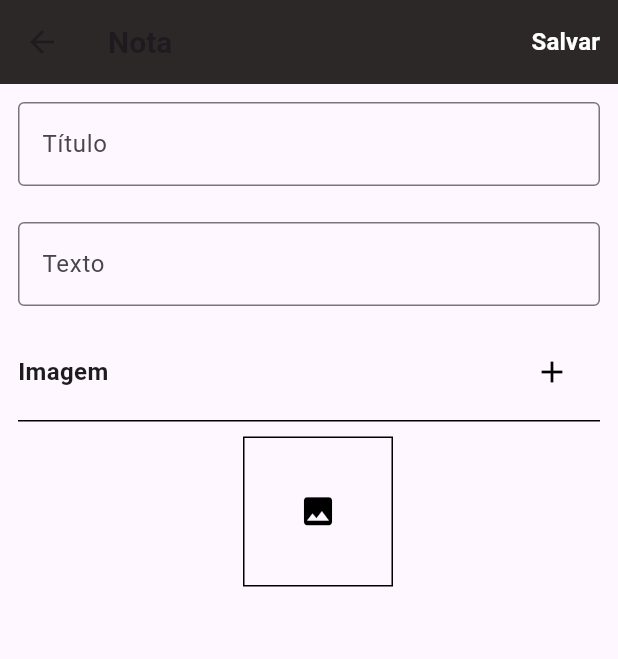
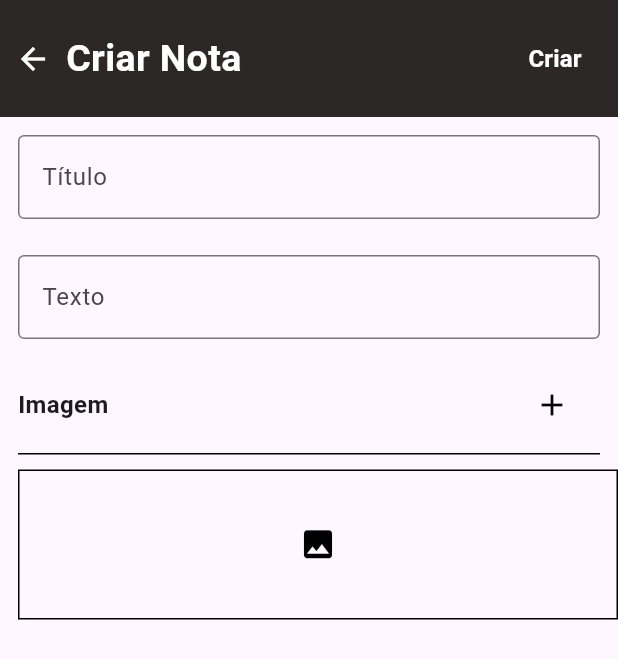
Before and after one commit to JoaoMarceloDMSilva/flutter_writing_app, a Flutter app: the CreateNewNote screen opened by its route, on a phone screen of 412 x 824 dp. Shown: the top 659 px of the screen. Run offline on Flutter 3.47's test engine with Material 3 defaults, Android fonts, the phone set to English and light mode, and no system bars; missing offline and left inert: dart:ffi.

Commit message:
Navegacao Comcluida

```diff
--- a/lib/my_widgets/character_tab_page1.dart
+++ b/lib/my_widgets/character_tab_page1.dart
@@ -1,5 +1,6 @@
 import 'package:flutter/material.dart';
 import 'package:flutter_writing_app/my_widgets/character_caontainer.dart';
+import 'package:flutter_writing_app/routes/other_class_routes.dart';
 import 'tab_bar_add.dart';
 
 class ChapterTabPage1 extends StatelessWidget {
@@ -13,7 +14,7 @@ class ChapterTabPage1 extends StatelessWidget {
       child: Column(
         crossAxisAlignment: CrossAxisAlignment.start,
         children: [
-          CategoryAdd(chapterTitle: chapterTitle),
+          CategoryAdd(myTitle: chapterTitle, tap: () => Navigator.pushNamed(context, Routes.createCharacter),),
           CharacterContainer(
             title: "Nome do Personagem",
             description: "Descrição do Personagem" * 5,
--- a/lib/my_widgets/my_app_bar.dart
+++ b/lib/my_widgets/my_app_bar.dart
@@ -10,12 +10,14 @@ class MyAppBar extends StatelessWidget {
   final String nameButton;
   final bool showIcon;
   final bool showTextButton;
+  final tap;
+  final anotherTap;
   const MyAppBar(
       {super.key,
       required this.nameScreen,
       this.showIcon = true,
       this.showTextButton = true,
-      required this.nameButton});
+      required this.nameButton, this.tap, this.anotherTap});
 
   @override
   Widget build(BuildContext context) {
@@ -33,7 +35,7 @@ class MyAppBar extends StatelessWidget {
             children: [
               if (showIcon)
                 InkWell(
-                  onTap: () => Navigator.pop(context),
+                  onTap: () {Navigator.pushNamed(context, anotherTap) ?? Navigator.pop(context);} ,
                   child: const Icon(
                     Icons.arrow_back,
                     color: Colors.white,
@@ -53,9 +55,7 @@ class MyAppBar extends StatelessWidget {
           ),
           if (showTextButton)
             TextButton(
-              onPressed: () {
-                Navigator.pushNamed(context, Routes.mainPage);
-              },
+              onPressed: tap,
               child: Text(
                 nameButton,
                 style: TextStyle(
--- a/lib/pages/create_new_note.dart
+++ b/lib/pages/create_new_note.dart
@@ -1,4 +1,6 @@
 import 'package:flutter/material.dart';
+
+import '../my_widgets/my_app_bar.dart';
 
 class CreateNewNote extends StatelessWidget {
   const CreateNewNote({Key? key}) : super(key: key);
@@ -6,34 +8,42 @@ class CreateNewNote extends StatelessWidget {
   @override
   Widget build(BuildContext context) {
     return Scaffold(
-      appBar: AppBar(
-        backgroundColor: const Color(0xff2C2828),
-        elevation: 0,
-        title: const Text(
-          "Nota",
-          style: TextStyle(fontSize: 20, fontWeight: FontWeight.bold),
+      // appBar: AppBar(
+      //   backgroundColor: const Color(0xff2C2828),
+      //   elevation: 0,
+      //   title: const Text(
+      //     "Nota",
+      //     style: TextStyle(fontSize: 20, fontWeight: FontWeight.bold),
+      //   ),
+      //   leading: const Icon(
+      //     Icons.arrow_back,
+      //   ),
+      //   actions: [
+      //     TextButton(
+      //       onPressed: () {
+      //         // Adicione a lógica para salvar aqui
+      //       },
+      //       child: const Text(
+      //         "Salvar",
+      //         style: TextStyle(
+      //           fontSize: 16,
+      //           fontWeight: FontWeight.bold,
+      //           color: Colors.white,
+      //         ),
+      //       ),
+      //     ),
+      //   ],
+      // ),
+      body: SafeArea(
+        child: Column(
+          children: [
+            MyAppBar(
+              nameScreen: "Criar Nota",
+              nameButton: "Criar",
+              tap: () => Navigator.pop(context),
             ),
-        leading: const Icon(
-          Icons.arrow_back,
-        ),
-        actions: [
-          TextButton(
-            onPressed: () {
-              // Adicione a lógica para salvar aqui
-            },
-            child: const Text(
-              "Salvar",
-              style: TextStyle(
-                fontSize: 16,
-                fontWeight: FontWeight.bold,
-                color: Colors.white,
-              ),
-            ),
-          ),
-        ],
-      ),
-      body: SingleChildScrollView(
-        child: Column(
+            Expanded(
+              child: ListView(
                 children: [
                   Container(
                     // CAIXA TEXTO INPUT TITULO
@@ -59,13 +69,15 @@ class CreateNewNote extends StatelessWidget {
                   ),
                   Container(
                     // TEXTO: Imagem e botão "+"
-              margin: const EdgeInsets.symmetric(horizontal: 12, vertical: 8),
+                    margin:
+                        const EdgeInsets.symmetric(horizontal: 12, vertical: 8),
                     child: Row(
                       mainAxisAlignment: MainAxisAlignment.spaceBetween,
                       children: [
                         const Text(
                           "Imagem",
-                    style: TextStyle(fontSize: 16, fontWeight: FontWeight.bold),
+                          style: TextStyle(
+                              fontSize: 16, fontWeight: FontWeight.bold),
                         ),
                         TextButton(
                           onPressed: () {
@@ -106,6 +118,9 @@ class CreateNewNote extends StatelessWidget {
                 ],
               ),
             ),
+          ],
+        ),
+      ),
     );
   }
 }
--- a/lib/pages/create_screen.dart
+++ b/lib/pages/create_screen.dart
@@ -12,7 +12,7 @@ class CreateScreen extends StatelessWidget {
       body: SafeArea(
         child: Column(
           children: [
-            MyAppBar(nameScreen: "Criar Nota", nameButton: "Criar",),
+            MyAppBar(nameScreen: "Criar Nota", nameButton: "Criar", tap: () => Navigator.pushNamed(context, Routes.mainPage),),
             Container(
               // PRIMEIRO CONTAINER
               padding: const EdgeInsets.all(12),
--- a/lib/pages/principal_chapter.dart
+++ b/lib/pages/principal_chapter.dart
@@ -3,6 +3,8 @@ import 'package:flutter_writing_app/my_widgets/chapter_tab_page2.dart';
 import 'package:flutter_writing_app/my_widgets/character_tab_page1.dart';
 import 'package:flutter_writing_app/my_widgets/my_app_bar.dart';
 import 'package:flutter_writing_app/my_widgets/notes_tab_page3.dart';
+
+import '../routes/other_class_routes.dart';
 // import 'package:flutter_writing_app/my_widgets/tab_bar_add.dart';
 
 class MainChapter extends StatelessWidget {
@@ -19,6 +21,8 @@ class MainChapter extends StatelessWidget {
               MyAppBar(
                 nameScreen: "Titulo",
                 nameButton: "Editar",
+                tap: () => Navigator.pushNamed(context, Routes.editPage),
+                anotherTap: Routes.initialScreen,
               ),
               Container(
                 color: const Color(0xff2C2828), // Cor de fundo da AppBar
```
Also changed, not shown: lib/my_widgets/build_category_add_item.dart (+13 -3 lines), lib/my_widgets/chapter_tab_page2.dart (+7 -3 lines), lib/my_widgets/notes_tab_page3.dart (+7 -3 lines), lib/my_widgets/tab_bar_add.dart (+7 -6 lines), lib/pages/create_chapter.dart (+31 -27 lines), lib/pages/create_character.dart (+41 -30 lines), lib/pages/edit_page.dart (+38 -31 lines). Lines whose indentation alone changed are shown as unchanged.
